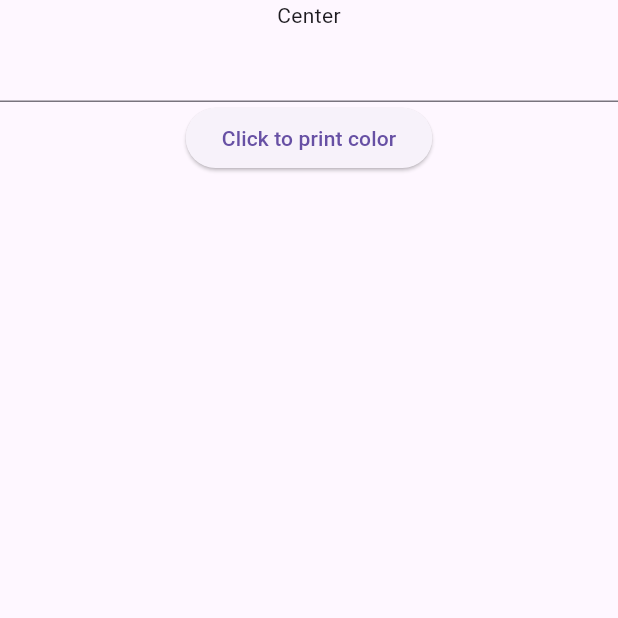
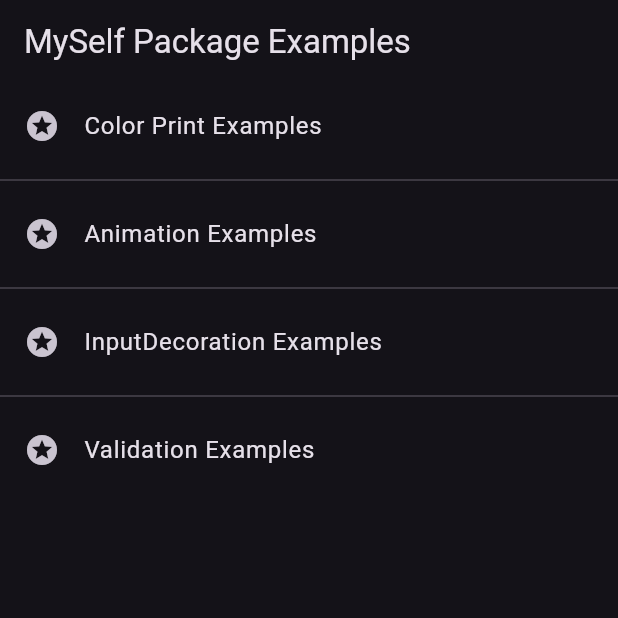
Before and after one commit to MYOUSUFFS/color_print, a Flutter app: the screen it shows after launch, on a phone screen of 412 x 824 dp, the top half of it. Run offline on Flutter 3.47's test engine with Material 3 defaults, Android fonts, the phone set to English and light mode, and no system bars; missing offline and left inert: flex_color_picker, myself.

Commit message:
color print example successfully added

```diff
--- /dev/null
+++ b/lib/examples/home.dart
@@ -0,0 +1,46 @@
+import 'package:color_print/examples/colors/colors.dart';
+import 'package:flutter/material.dart';
+
+class ExamplesList extends StatelessWidget {
+  ExamplesList({super.key});
+
+  List<Widget> list(BuildContext context) => [
+        ListTile(
+          leading: Icon(Icons.stars),
+          title: Text('Color Print Examples'),
+          onTap: () => Navigator.of(context).push(
+              MaterialPageRoute(builder: (context) => PrintColorFunctions())),
+        ),
+        ListTile(
+          leading: Icon(Icons.stars),
+          title: Text('Animation Examples'),
+          // onTap: () => Navigator.of(context).push(
+          //     MaterialPageRoute(builder: (context) => PrintColorFunctions())),
+        ),
+        ListTile(
+          leading: Icon(Icons.stars),
+          title: Text('InputDecoration Examples'),
+          // onTap: () => Navigator.of(context).push(
+          //     MaterialPageRoute(builder: (context) => PrintColorFunctions())),
+        ),
+        ListTile(
+          leading: Icon(Icons.stars),
+          title: Text('Validation Examples'),
+          // onTap: () => Navigator.of(context).push(
+          //     MaterialPageRoute(builder: (context) => PrintColorFunctions())),
+        ),
+      ];
+
+  @override
+  Widget build(BuildContext context) {
+    return Scaffold(
+      appBar: AppBar(title: Text("MySelf Package Examples")),
+      body: ListView.separated(
+        physics: BouncingScrollPhysics(),
+        itemBuilder: (BuildContext context, int index) => list(context)[index],
+        separatorBuilder: (BuildContext context, int index) => Divider(),
+        itemCount: list(context).length,
+      ),
+    );
+  }
+}
--- a/lib/main.dart
+++ b/lib/main.dart
@@ -1,68 +1,22 @@
-import 'package:colorful_print/colorful_print.dart';
 import 'package:flutter/material.dart';
 
+import 'examples/home.dart';
+
 void main() {
-  runApp(
-    MyApp(),
-  );
-}
-
-printNewFormat(String text, int r, int g, int b) {
-  int codeColor = 16 + (36 * (r ~/ 51)) + (6 * (g ~/ 51)) + (b ~/ 51);
-  print(codeColor);
-
-  return debugPrint("\x1B[38;5;${codeColor}m$text\x1B[0m");
-}
-
-printHexCodeNew(String text, String hexCode) {
-  Map<String, int> rgbValues = hexToRgb(hexCode);
-  int codeColor = 16 +
-      (36 * (rgbValues['r']! ~/ 51)) +
-      (6 * (rgbValues['g']! ~/ 51)) +
-      (rgbValues['b']! ~/ 51);
-  return debugPrint("\x1B[38;5;${codeColor}m$text\x1B[0m");
-}
-
-Map<String, int> hexToRgb(String hexColorCode) {
-  String hex = hexColorCode.replaceAll("#", "");
-  if (hex.length != 6) {
-    throw const FormatException("Invalid hexadecimal color code");
-  }
-
-  int r = int.parse(hex.substring(0, 2), radix: 16);
-  int g = int.parse(hex.substring(2, 4), radix: 16);
-  int b = int.parse(hex.substring(4, 6), radix: 16);
-
-  return {'r': r, 'g': g, 'b': b};
+  runApp(const MyApp());
 }
 
 class MyApp extends StatelessWidget {
+  const MyApp({super.key});
+
   @override
   Widget build(BuildContext context) {
-    printNewFormat("Hello", 68, 153, 85);
     return MaterialApp(
+      title: 'Flutter Demo',
       debugShowCheckedModeBanner: false,
-      title: 'Flutter Demo',
-      theme: ThemeData(
-        primarySwatch: Colors.blue,
-        visualDensity: VisualDensity.adaptivePlatformDensity,
-      ),
-      home: Scaffold(
-        body: SafeArea(
-            child: Column(
-          children: [
-            Text("Center"),
-            TextFormField(
-            ),
-            ElevatedButton(
-                onPressed: () {
-                  printColor("Hello World New!  ",textColor: TextColor.black, backgroundColor: BackGroundColor.purple);
-                  print('\x1B[33mtext\x1B[0m');
-                },
-                child: Text("Click to print color"))
-          ],
-        )),
-      ),
+      theme: ThemeData.dark(),
+      themeMode: ThemeMode.dark,
+      home: ExamplesList(),
     );
   }
 }
--- /dev/null
+++ b/lib/style/text.dart
@@ -0,0 +1,6 @@
+import 'package:flutter/material.dart';
+
+class MyText {
+  static TextStyle heading =
+      TextStyle(fontSize: 24, fontWeight: FontWeight.bold);
+}
--- a/pubspec.yaml
+++ b/pubspec.yaml
@@ -37,6 +37,8 @@ dependencies:
   # The following adds the Cupertino Icons font to your application.
   # Use with the CupertinoIcons class for iOS style icons.
   cupertino_icons: ^1.0.2
+  flutter_colorpicker: ^1.0.3
+  flex_color_picker: ^3.4.1
 
 dev_dependencies:
   flutter_test:
```
Also changed, not shown: lib/examples/colors/color_picker.dart (added, +77 -0 lines), lib/examples/colors/color_wheel.dart (added, +58 -0 lines), lib/examples/colors/colors.dart (added, +78 -0 lines), pubspec.lock.
